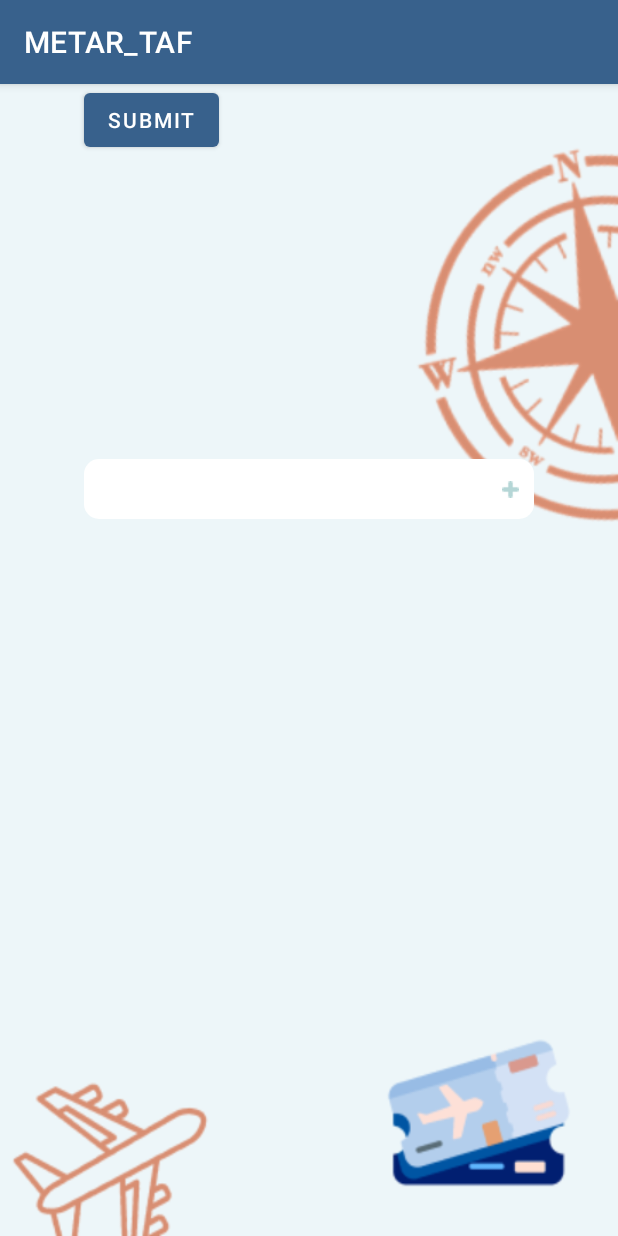
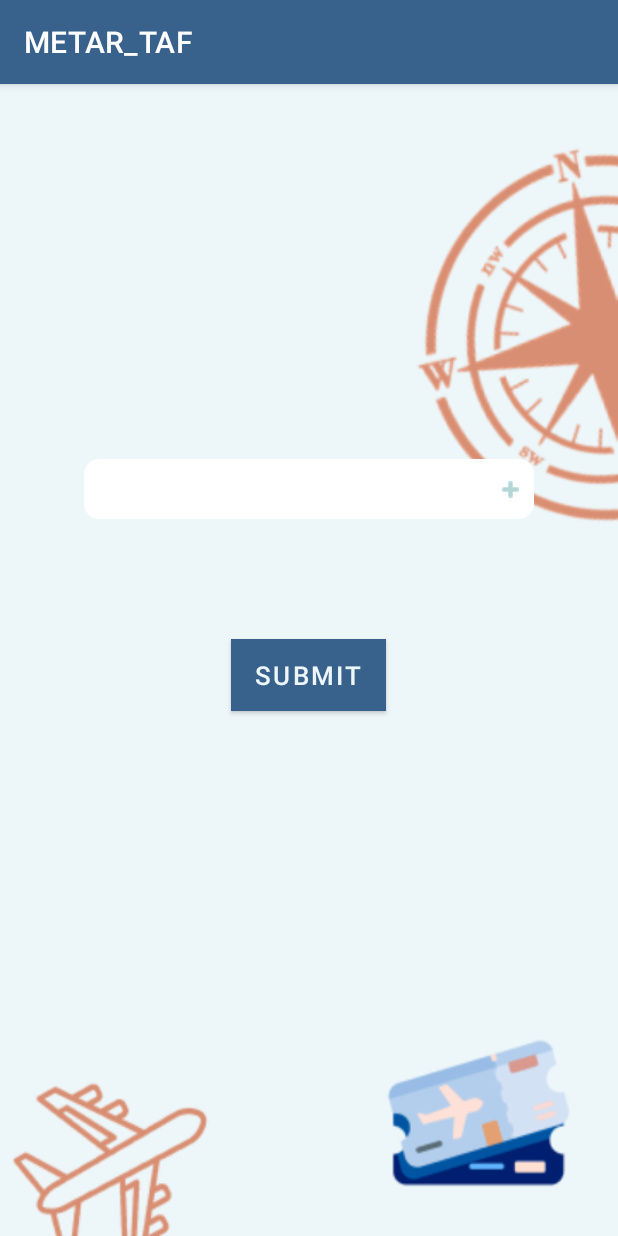
Before and after one commit to UserFZB/METAR_TAF_application, an Android app: the screen it shows after launch (SearchActivity), on a phone screen of 412 x 824 dp. Run offline under Robolectric (Android 15) with nearby library versions, the phone set to English and light mode, and no system bars.

Commit message:
Solved: Backround resizing, night mode colors, submit, listView

```diff
--- a/app/src/main/AndroidManifest.xml
+++ b/app/src/main/AndroidManifest.xml
@@ -36,7 +36,8 @@
         <activity android:name=".AirportActivity" />
         <activity android:name=".ResultsActivity" />
         <activity android:name=".MainActivity"></activity>
-        <activity android:name=".SearchActivity">
+        <activity android:name=".SearchActivity"
+            android:windowSoftInputMode="stateVisible|adjustPan">
             <intent-filter>
                 <action android:name="android.intent.action.MAIN" />
 
--- a/app/src/main/java/com/example/metar_taf/SearchActivity.java
+++ b/app/src/main/java/com/example/metar_taf/SearchActivity.java
@@ -2,6 +2,7 @@ package com.example.metar_taf;
 
 import androidx.appcompat.app.AlertDialog;
 import androidx.appcompat.app.AppCompatActivity;
+import androidx.appcompat.app.AppCompatDelegate;
 import androidx.core.content.ContextCompat;
 
 import android.content.DialogInterface;
@@ -47,6 +48,7 @@ public class SearchActivity extends AppCompatActivity {
     protected void onCreate(Bundle savedInstanceState) {
         super.onCreate(savedInstanceState);
         setContentView(R.layout.activity_search);
+        AppCompatDelegate.setDefaultNightMode(AppCompatDelegate.MODE_NIGHT_NO);
 
         text_search = (EditText) findViewById(R.id.text_search);
         btn_add = (ImageButton) findViewById(R.id.btn_add);
@@ -55,7 +57,7 @@ public class SearchActivity extends AppCompatActivity {
         searchList = new ArrayList<String>();
         sendList = new ArrayList<Station>();
 
-        adapter = new ArrayAdapter<String>(getApplicationContext(), android.R.layout.simple_spinner_item, searchList);
+        adapter = new ArrayAdapter<String>(getApplicationContext(), R.layout.list_items, searchList);
         list_search.setAdapter(adapter);
 
         list_search.setOnItemClickListener(new AdapterView.OnItemClickListener() {
@@ -115,6 +117,7 @@ public class SearchActivity extends AppCompatActivity {
                            sendList.add(station);
                            Log.d(TAG, "response  en json =" + station.toString());
                            searchList.add(to_add);
+                           list_search.setVisibility(View.VISIBLE);
                            Log.d(TAG, searchList.toString());
                        }
                    }
--- a/app/src/main/res/layout/activity_search.xml
+++ b/app/src/main/res/layout/activity_search.xml
@@ -1,5 +1,5 @@
 <?xml version="1.0" encoding="utf-8"?>
-<LinearLayout xmlns:android="http://schemas.android.com/apk/res/android"
+<RelativeLayout xmlns:android="http://schemas.android.com/apk/res/android"
     xmlns:app="http://schemas.android.com/apk/res-auto"
     xmlns:tools="http://schemas.android.com/tools"
     android:layout_width="match_parent"
@@ -7,20 +7,16 @@
     android:background="@mipmap/background"
     tools:context=".SearchActivity">
 
-    <RelativeLayout
-        android:layout_width="match_parent"
-        android:layout_height="match_parent"
-        android:orientation="vertical"
-        android:gravity="center_horizontal">
 
     <EditText
         android:id="@+id/text_search"
         android:layout_width="300dp"
         android:layout_height="40dp"
+        android:layout_centerHorizontal="true"
         android:layout_marginTop="250dp"
-            android:gravity="center_vertical"
-            android:background="@drawable/rounded_corner">
-        </EditText>
+        android:textColor="@color/lapis_lazuli"
+        android:paddingLeft="5dp"
+        android:background="@drawable/rounded_corner"></EditText>
 
     <ImageButton
         android:id="@+id/btn_add"
@@ -39,27 +35,32 @@
 
     <ListView
         android:id="@+id/list_search"
-            android:layout_width="300dp"
+        android:layout_width="250dp"
         android:layout_height="wrap_content"
+        android:layout_below="@+id/text_search"
         android:layout_alignTop="@+id/text_search"
-            android:gravity="right"
+        android:layout_centerInParent="true"
         android:layout_marginTop="60dp"
-            android:layout_below="@+id/text_search"
+        android:divider="@color/alice_blue"
+        android:dividerHeight="10dp"
         android:background="#DBE7EE"
-            >
-
+        android:gravity="center">
     </ListView>
 
     <Button
         android:id="@+id/submit"
         android:layout_width="wrap_content"
         android:layout_height="wrap_content"
+        android:layout_below="@+id/list_search"
+        android:layout_marginTop="60dp"
+        android:layout_centerInParent="true"
+        android:background="@color/lapis_lazuli"
+        android:textColor="@color/alice_blue"
+        android:textSize="17dp"
         android:text="Submit" />
-
-
-    </RelativeLayout>
 
 
 
 
-</LinearLayout>
+
+</RelativeLayout>
--- a/app/src/main/res/values-night/themes.xml
+++ b/app/src/main/res/values-night/themes.xml
@@ -2,12 +2,12 @@
     <!-- Base application theme. -->
     <style name="Theme.METAR_TAF" parent="Theme.MaterialComponents.DayNight.DarkActionBar">
         <!-- Primary brand color. -->
-        <item name="colorPrimary">@color/purple_200</item>
+        <item name="colorPrimary">@color/lapis_lazuli</item>
         <item name="colorPrimaryVariant">@color/purple_700</item>
-        <item name="colorOnPrimary">@color/black</item>
+        <item name="colorOnPrimary">@color/white</item>
         <!-- Secondary brand color. -->
         <item name="colorSecondary">@color/teal_200</item>
-        <item name="colorSecondaryVariant">@color/teal_200</item>
+        <item name="colorSecondaryVariant">@color/teal_700</item>
         <item name="colorOnSecondary">@color/black</item>
         <!-- Status bar color. -->
         <item name="android:statusBarColor" tools:targetApi="l">?attr/colorPrimaryVariant</item>
```
Also changed, not shown: app/src/main/res/layout/list_items.xml (added, +15 -0 lines), gradle/wrapper/gradle-wrapper.properties. Lines whose indentation alone changed are shown as unchanged.
